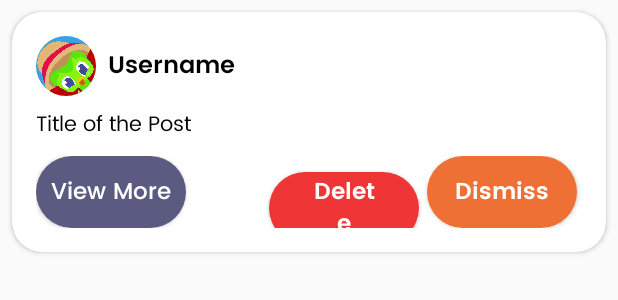
After one commit to abigailwonggg/PickPal, an Android app: the layout report_list.xml on its own in the app's theme, with its tools: preview values and no code run, on a phone screen of 412 x 824 dp. The commit adds this screen. Shown: the top 300 px of the screen. Run offline under Robolectric (Android 15) with nearby library versions, the phone set to English and light mode, and no system bars.

Commit message:
added template for report element

```diff
--- a/app/build.gradle.kts
+++ b/app/build.gradle.kts
@@ -40,4 +40,7 @@ dependencies {
     testImplementation(libs.junit)
     androidTestImplementation(libs.ext.junit)
     androidTestImplementation(libs.espresso.core)
+    implementation ("com.google.android.material:material:1.9.0")
+    implementation ("com.google.android.material:material:1.7.0")
+
 }
--- a/app/src/main/AndroidManifest.xml
+++ b/app/src/main/AndroidManifest.xml
@@ -22,9 +22,8 @@
             </intent-filter>
         </activity>
 
-        <activity
-            android:name=".LoginScreen"
-            android:exported="false" />
+
+
     </application>
 
 </manifest>
--- /dev/null
+++ b/app/src/main/java/com/mobdeve/s17/AAAJATTERY/PickPal/ModeratorModule.java
@@ -0,0 +1,24 @@
+package com.mobdeve.s17.AAAJATTERY.PickPal;
+
+import android.os.Bundle;
+
+import androidx.activity.EdgeToEdge;
+import androidx.appcompat.app.AppCompatActivity;
+import androidx.core.graphics.Insets;
+import androidx.core.view.ViewCompat;
+import androidx.core.view.WindowInsetsCompat;
+
+public class ModeratorModule extends AppCompatActivity {
+
+    @Override
+    protected void onCreate(Bundle savedInstanceState) {
+        super.onCreate(savedInstanceState);
+        EdgeToEdge.enable(this);
+        setContentView(R.layout.activity_moderator_module);
+        ViewCompat.setOnApplyWindowInsetsListener(findViewById(R.id.main), (v, insets) -> {
+            Insets systemBars = insets.getInsets(WindowInsetsCompat.Type.systemBars());
+            v.setPadding(systemBars.left, systemBars.top, systemBars.right, systemBars.bottom);
+            return insets;
+        });
+    }
+}
--- /dev/null
+++ b/app/src/main/res/drawable/delete_button.xml
@@ -0,0 +1,5 @@
+<?xml version="1.0" encoding="utf-8"?>
+<shape xmlns:android="http://schemas.android.com/apk/res/android">
+    <corners android:radius="45dp"/>
+    <solid android:color="@color/red" />
+</shape>
--- /dev/null
+++ b/app/src/main/res/drawable/dismiss_button.xml
@@ -0,0 +1,5 @@
+<?xml version="1.0" encoding="utf-8"?>
+<shape xmlns:android="http://schemas.android.com/apk/res/android">
+    <corners android:radius="45dp"/>
+    <solid android:color="@color/orange"/>
+</shape>
--- /dev/null
+++ b/app/src/main/res/drawable/report_element.xml
@@ -0,0 +1,8 @@
+<?xml version="1.0" encoding="utf-8"?>
+<shape xmlns:android="http://schemas.android.com/apk/res/android">
+    <solid android:color="@android:color/white" />
+    <stroke
+        android:width="5dp"
+        android:color="@color/orange" />
+    <corners android:radius="8dp" />
+</shape>
--- /dev/null
+++ b/app/src/main/res/drawable/view_more_button.xml
@@ -0,0 +1,5 @@
+<?xml version="1.0" encoding="utf-8"?>
+<shape xmlns:android="http://schemas.android.com/apk/res/android">
+    <corners android:radius="45dp"/>
+    <solid android:color="@color/purple"/>
+</shape>
--- /dev/null
+++ b/app/src/main/res/layout/activity_moderator_module.xml
@@ -0,0 +1,10 @@
+<?xml version="1.0" encoding="utf-8"?>
+<androidx.constraintlayout.widget.ConstraintLayout xmlns:android="http://schemas.android.com/apk/res/android"
+    xmlns:app="http://schemas.android.com/apk/res-auto"
+    xmlns:tools="http://schemas.android.com/tools"
+    android:id="@+id/main"
+    android:layout_width="match_parent"
+    android:layout_height="match_parent"
+    tools:context=".ModeratorModule">
+
+</androidx.constraintlayout.widget.ConstraintLayout>
--- /dev/null
+++ b/app/src/main/res/layout/report_list.xml
@@ -0,0 +1,110 @@
+<?xml version="1.0" encoding="utf-8"?>
+<androidx.cardview.widget.CardView
+    xmlns:android="http://schemas.android.com/apk/res/android"
+    xmlns:app="http://schemas.android.com/apk/res-auto"
+    android:id="@+id/report"
+    android:layout_width="match_parent"
+    android:layout_height="wrap_content"
+    android:layout_margin="8dp"
+    android:elevation="5dp"
+    app:cardCornerRadius="20dp"
+    app:contentPadding="16dp">
+
+    <LinearLayout
+        android:layout_width="match_parent"
+        android:layout_height="wrap_content"
+        android:orientation="vertical">
+
+        <!-- User Info Section -->
+        <LinearLayout
+            android:layout_width="match_parent"
+            android:layout_height="wrap_content"
+            android:gravity="center_vertical"
+            android:orientation="horizontal">
+
+            <!-- User Icon -->
+            <com.google.android.material.imageview.ShapeableImageView
+                android:id="@+id/user_icon"
+                android:layout_width="40dp"
+                android:layout_height="40dp"
+                android:layout_marginEnd="8dp"
+                android:contentDescription="@string/user_icon"
+                android:src="@drawable/user_pic"
+                app:shapeAppearanceOverlay="@style/CircleImageView" />
+
+            <!-- User Name -->
+            <TextView
+                android:id="@+id/user_name"
+                android:layout_width="wrap_content"
+                android:layout_height="wrap_content"
+                android:fontFamily="@font/poppins_semibold"
+                android:text="@string/username"
+                android:textColor="@color/black"
+                android:textSize="16sp" />
+
+        </LinearLayout>
+
+        <!-- Post Title -->
+        <TextView
+            android:id="@+id/post_title"
+            android:layout_width="match_parent"
+            android:layout_height="wrap_content"
+            android:layout_marginTop="8dp"
+            android:fontFamily="@font/poppins_regular"
+            android:text="@string/title_of_the_post"
+            android:textColor="@color/black"
+            android:textSize="14sp" />
+
+        <!-- Action Buttons -->
+        <LinearLayout
+            android:layout_width="match_parent"
+            android:layout_height="wrap_content"
+            android:layout_marginTop="10dp">
+
+            <!-- View More Button -->
+
+            <!-- Delete Button -->
+            <Button
+                android:id="@+id/view_more_button"
+                android:layout_width="100dp"
+                android:layout_height="wrap_content"
+                android:background="@drawable/view_more_button"
+                android:fontFamily="@font/poppins_medium"
+                android:text="@string/view_more"
+                android:textAllCaps="false"
+                android:textColor="@color/white"
+                android:textSize="15sp" />
+
+            <!-- Delete Button -->
+            <Button
+                android:id="@+id/delete_button"
+                android:layout_width="100dp"
+                android:layout_height="wrap_content"
+                android:background="@drawable/delete_button"
+                android:fontFamily="@font/poppins_semibold"
+                android:paddingLeft="25dp"
+                android:paddingRight="25dp"
+                android:layout_marginStart="55dp"
+                android:text="@string/delete"
+                android:textAllCaps="false"
+                android:textColor="@color/white"
+                android:textSize="15sp" />
+
+            <!-- Dimiss Button -->
+            <Button
+                android:id="@+id/dismiss_button"
+                android:layout_width="100dp"
+                android:layout_height="wrap_content"
+                android:layout_marginStart="5dp"
+                android:background="@drawable/dismiss_button"
+                android:fontFamily="@font/poppins_semibold"
+                android:text="@string/dismiss"
+                android:textAllCaps="false"
+                android:textColor="@color/white"
+                android:textSize="15sp" />
+
+        </LinearLayout>
+
+    </LinearLayout>
+
+</androidx.cardview.widget.CardView>
--- a/app/src/main/res/values/colors.xml
+++ b/app/src/main/res/values/colors.xml
@@ -2,4 +2,9 @@
 <resources>
     <color name="black">#FF000000</color>
     <color name="white">#FFFFFFFF</color>
+    <color name="purple">#5B5A80</color>
+    <color name="orange">#EF7035</color>
+    <color name="green">#ACBD6F</color>
+    <color name="lilac">#CBCBE7</color>
+    <color name="red">#EF3535</color>
 </resources>
--- a/app/src/main/res/values/strings.xml
+++ b/app/src/main/res/values/strings.xml
@@ -1,3 +1,9 @@
 <resources>
     <string name="app_name">PickPal</string>
+    <string name="dismiss">Dismiss</string>
+    <string name="view_more">View More</string>
+    <string name="title_of_the_post">Title of the Post</string>
+    <string name="username">Username</string>
+    <string name="user_icon">User Icon</string>
+    <string name="delete">Delete</string>
 </resources>
--- /dev/null
+++ b/app/src/main/res/values/style.xml
@@ -0,0 +1,7 @@
+<?xml version="1.0" encoding="utf-8"?>
+<resources>
+    <style name="CircleImageView" parent="">
+        <item name="cornerFamily">rounded</item>
+        <item name="cornerSize">50%</item>
+    </style>
+</resources>
--- a/app/src/main/res/values/themes.xml
+++ b/app/src/main/res/values/themes.xml
@@ -1,9 +1,15 @@
 <resources xmlns:tools="http://schemas.android.com/tools">
     <!-- Base application theme. -->
-    <style name="Base.Theme.PickPal" parent="Theme.Material3.DayNight.NoActionBar">
+    <style name="Base.Theme.PickPal" parent="Theme.AppCompat.DayNight.NoActionBar">
         <!-- Customize your light theme here. -->
         <!-- <item name="colorPrimary">@color/my_light_primary</item> -->
     </style>
 
     <style name="Theme.PickPal" parent="Base.Theme.PickPal" />
+
+    <style name="reportCard" parent="Widget.MaterialComponents.CardView">
+        <item name="strokeColor">@color/orange</item>
+        <item name="strokeWidth">3dp</item>
+        <item name="backgroundColor">@color/white</item>
+    </style>
 </resources>
```
Also changed, not shown: app/src/main/res/drawable/user_pic.jpg (added).
